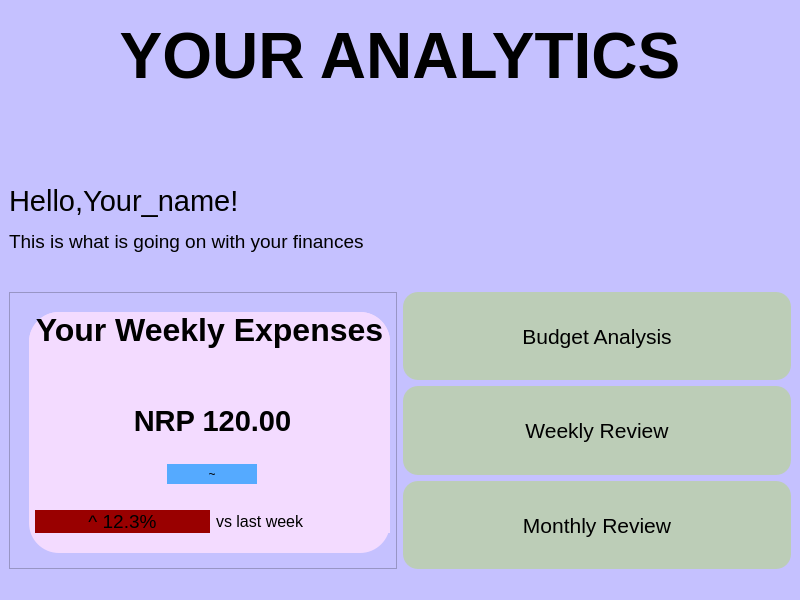
Prasiddhi16/Drishya, file analysiswindow.ui: the form before one commit.
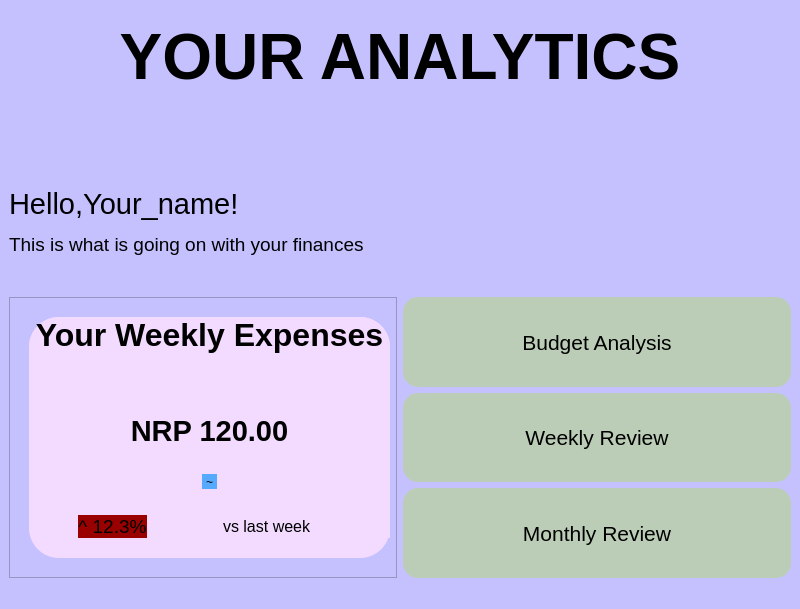
The form after the commit.

```diff
--- a/analysiswindow.ui
+++ b/analysiswindow.ui
@@ -7,7 +7,7 @@
     <x>0</x>
     <y>0</y>
     <width>800</width>
-    <height>600</height>
+    <height>609</height>
    </rect>
   </property>
   <property name="palette">
@@ -34,18 +34,18 @@
      <colorrole role="Base">
       <brush brushstyle="SolidPattern">
        <color alpha="255">
-        <red>197</red>
-        <green>193</green>
-        <blue>255</blue>
+        <red>0</red>
+        <green>0</green>
+        <blue>0</blue>
        </color>
       </brush>
      </colorrole>
      <colorrole role="Window">
       <brush brushstyle="SolidPattern">
        <color alpha="255">
-        <red>197</red>
-        <green>193</green>
-        <blue>255</blue>
+        <red>0</red>
+        <green>0</green>
+        <blue>0</blue>
        </color>
       </brush>
      </colorrole>
@@ -72,18 +72,18 @@
      <colorrole role="Base">
       <brush brushstyle="SolidPattern">
        <color alpha="255">
-        <red>197</red>
-        <green>193</green>
-        <blue>255</blue>
+        <red>0</red>
+        <green>0</green>
+        <blue>0</blue>
        </color>
       </brush>
      </colorrole>
      <colorrole role="Window">
       <brush brushstyle="SolidPattern">
        <color alpha="255">
-        <red>197</red>
-        <green>193</green>
-        <blue>255</blue>
+        <red>0</red>
+        <green>0</green>
+        <blue>0</blue>
        </color>
       </brush>
      </colorrole>
@@ -101,18 +101,18 @@
      <colorrole role="Base">
       <brush brushstyle="SolidPattern">
        <color alpha="255">
-        <red>197</red>
-        <green>193</green>
-        <blue>255</blue>
+        <red>0</red>
+        <green>0</green>
+        <blue>0</blue>
        </color>
       </brush>
      </colorrole>
      <colorrole role="Window">
       <brush brushstyle="SolidPattern">
        <color alpha="255">
-        <red>197</red>
-        <green>193</green>
-        <blue>255</blue>
+        <red>0</red>
+        <green>0</green>
+        <blue>0</blue>
        </color>
       </brush>
      </colorrole>
@@ -162,33 +162,20 @@
 border-radius:30px;</string>
          </property>
          <layout class="QGridLayout" name="gridLayout_2">
-          <item row="0" column="1">
-           <spacer name="verticalSpacer">
+          <item row="24" column="1">
+           <spacer name="horizontalSpacer_4">
             <property name="orientation">
-             <enum>Qt::Orientation::Vertical</enum>
+             <enum>Qt::Orientation::Horizontal</enum>
             </property>
             <property name="sizeHint" stdset="0">
              <size>
-              <width>20</width>
-              <height>40</height>
+              <width>40</width>
+              <height>20</height>
              </size>
             </property>
            </spacer>
           </item>
-          <item row="19" column="2">
-           <widget class="QLabel" name="label_6">
-            <property name="sizePolicy">
-             <sizepolicy hsizetype="Expanding" vsizetype="Expanding">
-              <horstretch>0</horstretch>
-              <verstretch>0</verstretch>
-             </sizepolicy>
-            </property>
-            <property name="text">
-             <string>&lt;html&gt;&lt;head/&gt;&lt;body&gt;&lt;p&gt;&lt;span style=&quot; font-size:12pt; color:#000000;&quot;&gt;vs last week&lt;/span&gt;&lt;/p&gt;&lt;/body&gt;&lt;/html&gt;</string>
-            </property>
-           </widget>
-          </item>
-          <item row="4" column="1">
+          <item row="7" column="1">
            <spacer name="horizontalSpacer_2">
             <property name="orientation">
              <enum>Qt::Orientation::Horizontal</enum>
@@ -201,20 +188,7 @@
             </property>
            </spacer>
           </item>
-          <item row="10" column="1">
-           <spacer name="horizontalSpacer_3">
-            <property name="orientation">
-             <enum>Qt::Orientation::Horizontal</enum>
-            </property>
-            <property name="sizeHint" stdset="0">
-             <size>
-              <width>40</width>
-              <height>20</height>
-             </size>
-            </property>
-           </spacer>
-          </item>
-          <item row="8" column="1">
+          <item row="11" column="1">
            <spacer name="verticalSpacer_4">
             <property name="orientation">
              <enum>Qt::Orientation::Vertical</enum>
@@ -227,46 +201,7 @@
             </property>
            </spacer>
           </item>
-          <item row="19" column="1" alignment="Qt::AlignmentFlag::AlignVCenter">
-           <widget class="QLabel" name="label_5">
-            <property name="sizePolicy">
-             <sizepolicy hsizetype="Expanding" vsizetype="Expanding">
-              <horstretch>0</horstretch>
-              <verstretch>0</verstretch>
-             </sizepolicy>
-            </property>
-            <property name="minimumSize">
-             <size>
-              <width>10</width>
-              <height>0</height>
-             </size>
-            </property>
-            <property name="styleSheet">
-             <string notr="true">background-color: rgb(153, 0, 0);
-border-radius:90px;</string>
-            </property>
-            <property name="text">
-             <string>&lt;html&gt;&lt;head/&gt;&lt;body&gt;&lt;p align=&quot;center&quot;&gt;&lt;span style=&quot; font-size:14pt;&quot;&gt;^ 12.3%&lt;/span&gt;&lt;/p&gt;&lt;/body&gt;&lt;/html&gt;</string>
-            </property>
-           </widget>
-          </item>
-          <item row="3" column="1" colspan="2">
-           <widget class="QLabel" name="label_4">
-            <property name="sizePolicy">
-             <sizepolicy hsizetype="Expanding" vsizetype="Expanding">
-              <horstretch>0</horstretch>
-              <verstretch>0</verstretch>
-             </sizepolicy>
-            </property>
-            <property name="styleSheet">
-             <string notr="true">background-color: rgb(243, 219, 255);</string>
-            </property>
-            <property name="text">
-             <string>&lt;html&gt;&lt;head/&gt;&lt;body&gt;&lt;p align=&quot;center&quot;&gt;&lt;span style=&quot; font-size:22pt; font-weight:700; color:#000000;&quot;&gt;NRP 120.00&lt;/span&gt;&lt;/p&gt;&lt;/body&gt;&lt;/html&gt;</string>
-            </property>
-           </widget>
-          </item>
-          <item row="2" column="0" colspan="3" alignment="Qt::AlignmentFlag::AlignBottom">
+          <item row="2" column="1" colspan="3">
            <widget class="QLabel" name="label_3">
             <property name="sizePolicy">
              <sizepolicy hsizetype="Expanding" vsizetype="Expanding">
@@ -282,33 +217,7 @@
             </property>
            </widget>
           </item>
-          <item row="20" column="1">
-           <spacer name="horizontalSpacer_4">
-            <property name="orientation">
-             <enum>Qt::Orientation::Horizontal</enum>
-            </property>
-            <property name="sizeHint" stdset="0">
-             <size>
-              <width>40</width>
-              <height>20</height>
-             </size>
-            </property>
-           </spacer>
-          </item>
-          <item row="21" column="1">
-           <spacer name="verticalSpacer_2">
-            <property name="orientation">
-             <enum>Qt::Orientation::Vertical</enum>
-            </property>
-            <property name="sizeHint" stdset="0">
-             <size>
-              <width>20</width>
-              <height>40</height>
-             </size>
-            </property>
-           </spacer>
-          </item>
-          <item row="1" column="1">
+          <item row="4" column="1">
            <spacer name="verticalSpacer_5">
             <property name="orientation">
              <enum>Qt::Orientation::Vertical</enum>
@@ -321,7 +230,75 @@
             </property>
            </spacer>
           </item>
-          <item row="11" column="1">
+          <item row="25" column="1">
+           <spacer name="verticalSpacer_2">
+            <property name="orientation">
+             <enum>Qt::Orientation::Vertical</enum>
+            </property>
+            <property name="sizeHint" stdset="0">
+             <size>
+              <width>20</width>
+              <height>40</height>
+             </size>
+            </property>
+           </spacer>
+          </item>
+          <item row="14" column="3">
+           <widget class="QLabel" name="label_6">
+            <property name="sizePolicy">
+             <sizepolicy hsizetype="Expanding" vsizetype="Expanding">
+              <horstretch>0</horstretch>
+              <verstretch>0</verstretch>
+             </sizepolicy>
+            </property>
+            <property name="text">
+             <string>&lt;html&gt;&lt;head/&gt;&lt;body&gt;&lt;p&gt;&lt;span style=&quot; font-size:12pt; color:#000000;&quot;&gt;vs last week&lt;/span&gt;&lt;/p&gt;&lt;/body&gt;&lt;/html&gt;</string>
+            </property>
+           </widget>
+          </item>
+          <item row="0" column="1">
+           <spacer name="verticalSpacer">
+            <property name="orientation">
+             <enum>Qt::Orientation::Vertical</enum>
+            </property>
+            <property name="sizeHint" stdset="0">
+             <size>
+              <width>20</width>
+              <height>40</height>
+             </size>
+            </property>
+           </spacer>
+          </item>
+          <item row="13" column="1">
+           <spacer name="horizontalSpacer_3">
+            <property name="orientation">
+             <enum>Qt::Orientation::Horizontal</enum>
+            </property>
+            <property name="sizeHint" stdset="0">
+             <size>
+              <width>40</width>
+              <height>20</height>
+             </size>
+            </property>
+           </spacer>
+          </item>
+          <item row="3" column="1" colspan="3">
+           <widget class="QLabel" name="label_4">
+            <property name="sizePolicy">
+             <sizepolicy hsizetype="Expanding" vsizetype="Expanding">
+              <horstretch>0</horstretch>
+              <verstretch>0</verstretch>
+             </sizepolicy>
+            </property>
+            <property name="styleSheet">
+             <string notr="true">background-color: rgb(243, 219, 255);</string>
+            </property>
+            <property name="text">
+             <string>&lt;html&gt;&lt;head/&gt;&lt;body&gt;&lt;p align=&quot;center&quot;&gt;&lt;span style=&quot; font-size:22pt; font-weight:700; color:#000000;&quot;&gt;NRP 120.00&lt;/span&gt;&lt;/p&gt;&lt;/body&gt;&lt;/html&gt;</string>
+            </property>
+           </widget>
+          </item>
+          <item row="15" column="1">
            <spacer name="verticalSpacer_3">
             <property name="orientation">
              <enum>Qt::Orientation::Vertical</enum>
@@ -334,7 +311,7 @@
             </property>
            </spacer>
           </item>
-          <item row="5" column="1" colspan="2" alignment="Qt::AlignmentFlag::AlignHCenter">
+          <item row="8" column="2">
            <widget class="QPushButton" name="pushButton">
             <property name="sizePolicy">
              <sizepolicy hsizetype="Expanding" vsizetype="Expanding">
@@ -344,8 +321,14 @@
             </property>
             <property name="minimumSize">
              <size>
-              <width>90</width>
-              <height>20</height>
+              <width>5</width>
+              <height>15</height>
+             </size>
+            </property>
+            <property name="maximumSize">
+             <size>
+              <width>15</width>
+              <height>15</height>
              </size>
             </property>
             <property name="styleSheet">
@@ -358,6 +341,35 @@
             </property>
            </widget>
           </item>
+          <item row="14" column="1" alignment="Qt::AlignmentFlag::AlignHCenter">
+           <widget class="QLabel" name="label_5">
+            <property name="sizePolicy">
+             <sizepolicy hsizetype="Expanding" vsizetype="Expanding">
+              <horstretch>0</horstretch>
+              <verstretch>0</verstretch>
+             </sizepolicy>
+            </property>
+            <property name="minimumSize">
+             <size>
+              <width>10</width>
+              <height>0</height>
+             </size>
+            </property>
+            <property name="maximumSize">
+             <size>
+              <width>70</width>
+              <height>50</height>
+             </size>
+            </property>
+            <property name="styleSheet">
+             <string notr="true">background-color: rgb(153, 0, 0);
+border-radius:90px;</string>
+            </property>
+            <property name="text">
+             <string>&lt;html&gt;&lt;head/&gt;&lt;body&gt;&lt;p align=&quot;center&quot;&gt;&lt;span style=&quot; font-size:14pt;&quot;&gt;^ 12.3%&lt;/span&gt;&lt;/p&gt;&lt;/body&gt;&lt;/html&gt;</string>
+            </property>
+           </widget>
+          </item>
          </layout>
         </widget>
        </widget>
@@ -401,6 +413,12 @@
           <verstretch>0</verstretch>
          </sizepolicy>
         </property>
+        <property name="minimumSize">
+         <size>
+          <width>40</width>
+          <height>10</height>
+         </size>
+        </property>
         <property name="styleSheet">
          <string notr="true">QPushButton {
     background-color: #bccdb7;
```
